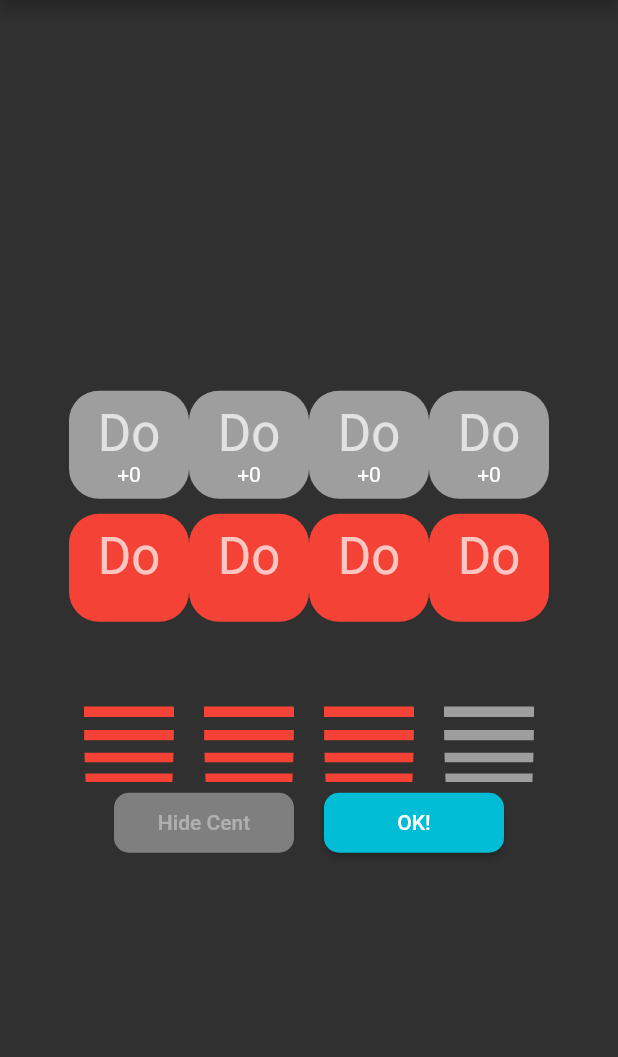
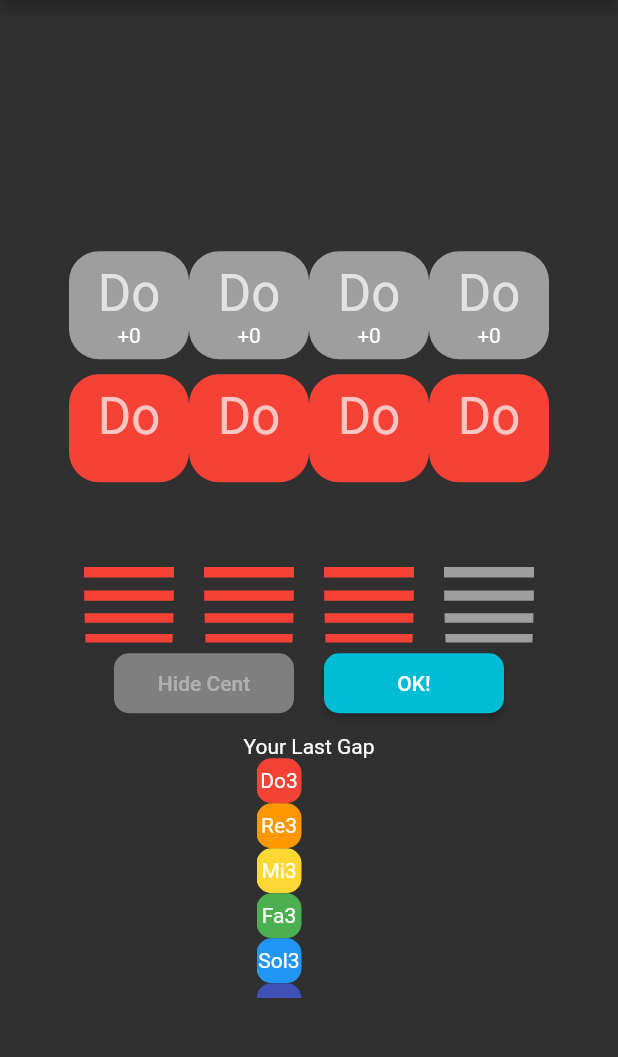
Before and after one commit to agajo/relative-pitch-adjuster, a Flutter app: the first screen one second after launch, on a phone screen of 412 x 824 dp, the part 84-1141 px from its top. Run offline on Flutter 3.47's test engine with Material 2 defaults, Android fonts, the phone set to English and light mode, and no system bars; our stand-ins replace shared_preferences; missing offline and left inert: dart:js.

Commit message:
making last difference

```diff
--- a/lib/game_view.dart
+++ b/lib/game_view.dart
@@ -1,5 +1,6 @@
 import 'package:flutter/material.dart';
 import 'package:provider/provider.dart';
+import 'package:relative_pitch_adjuster/last_differences.dart';
 import 'package:relative_pitch_adjuster/question.dart';
 import 'package:relative_pitch_adjuster/question_notifier.dart';
 
@@ -16,7 +17,14 @@ class GameView extends StatelessWidget {
       create: (context) => JsCaller(),
       child: ChangeNotifierProvider<QuestionNotifier>(
         create: (_) => QuestionNotifier(),
-        child: const Question(),
+        child: Column(
+          mainAxisAlignment: MainAxisAlignment.center,
+          children: <Widget>[
+            const Question(),
+            const SizedBox(height: 10),
+            LastDifferences(),
+          ],
+        ),
       ),
     );
   }
--- /dev/null
+++ b/lib/last_differences.dart
@@ -0,0 +1,40 @@
+import 'package:flutter/material.dart';
+import 'package:provider/provider.dart';
+import 'package:relative_pitch_adjuster/question_notifier.dart';
+import 'package:relative_pitch_adjuster/solfege_constants.dart';
+
+class LastDifferences extends StatelessWidget {
+  @override
+  Widget build(BuildContext context) {
+    final _diffs = Relative.values.map((_relative) {
+      var _note = Note.fromRelative(_relative);
+      return SizedBox(
+        width: 70,
+        child: Row(mainAxisAlignment: MainAxisAlignment.start, children: [
+          Container(
+              decoration: BoxDecoration(
+                  color: _note.solfege.color,
+                  borderRadius: BorderRadius.circular(10)),
+              height: 30,
+              width: 30,
+              child: Center(child: Text(_relative.toString().substring(9)))),
+          const SizedBox(width: 5),
+          Text(Provider.of<QuestionNotifier>(context)
+                  .lastDifferences[_relative.toString()] ??
+              ''),
+        ]),
+      );
+    });
+    return Column(children: [
+      const Text('Your Last Gap'),
+      SizedBox(
+        height: 160,
+        child: SingleChildScrollView(
+          child: Column(
+            children: _diffs.toList(),
+          ),
+        ),
+      )
+    ]);
+  }
+}
--- a/lib/question_notifier.dart
+++ b/lib/question_notifier.dart
@@ -3,11 +3,18 @@ import 'dart:math';
 
 import 'package:flutter/material.dart';
 import 'package:relative_pitch_adjuster/solfege_constants.dart';
+import 'package:shared_preferences/shared_preferences.dart';
 
 class QuestionNotifier extends ChangeNotifier {
   QuestionNotifier() {
     setInitial();
     Timer(const Duration(seconds: 1), goToNext);
+    SharedPreferences.getInstance().then((prefs) {
+      for (final relative in Relative.values) {
+        _lastDifferences[relative.toString()] =
+            prefs.getString(relative.toString());
+      }
+    });
   }
   bool _didAnswer = false;
   bool get didAnswer => _didAnswer;
@@ -29,6 +36,8 @@ class QuestionNotifier extends ChangeNotifier {
   List<int> get fixedAnswerCents => _fixedAnswerCents;
   bool _canMakeSound = true;
   bool get canMakeSound => _canMakeSound;
+  final Map<String, String> _lastDifferences = {};
+  Map<String, String> get lastDifferences => _lastDifferences;
 
   void setAnswerCent(int index, int answerCent) {
     _answerCents[index] = answerCent;
@@ -52,6 +61,14 @@ class QuestionNotifier extends ChangeNotifier {
   void answer() {
     _didAnswer = true;
     _fixedAnswerCents = _answerCents.toList();
+    SharedPreferences.getInstance().then((prefs) {
+      for (var i = 0; i < 3; i++) {
+        _lastDifferences[Relative.values[_relativeIndexes[i]].toString()] =
+            oneDifferenceText(i);
+        prefs.setString(Relative.values[_relativeIndexes[i]].toString(),
+            oneDifferenceText(i));
+      }
+    });
     notifyListeners();
   }
 
--- a/pubspec.yaml
+++ b/pubspec.yaml
@@ -24,6 +24,8 @@ dependencies:
   # Use with the CupertinoIcons class for iOS style icons.
   cupertino_icons: ^0.1.2
   provider: ^4.0.1
+  shared_preferences: ^0.5.6
+
 
 dev_dependencies:
   flutter_test:
```
Also changed, not shown: pubspec.lock.
